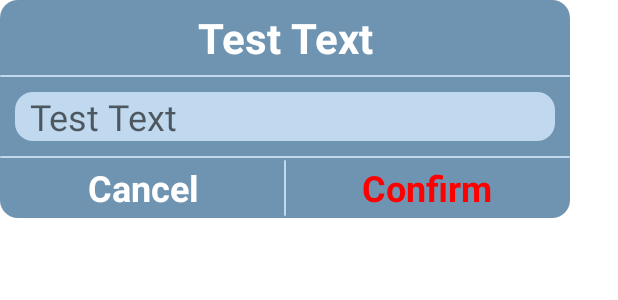
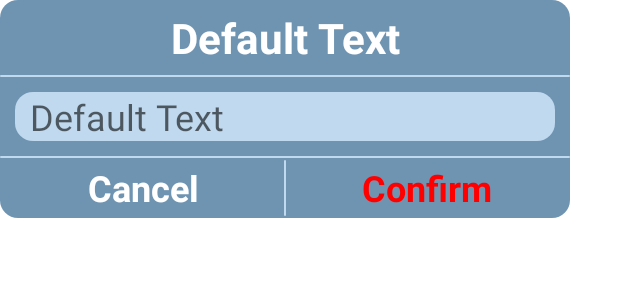
Before and after one commit to AdamLin0626/DrinksMachine, an Android app: the layout password_dialog.xml on its own in the app's theme, with its tools: preview values and no code run, on a phone screen of 412 x 824 dp. Shown: the top 300 px of the screen. Run offline under Robolectric (Android 15) with nearby library versions, the phone set to English and light mode, and no system bars.

Commit message:
[Language] EN update

```diff
--- a/ClientApp_Android(Kotilin)/app/src/main/res/values/strings.xml
+++ b/ClientApp_Android(Kotilin)/app/src/main/res/values/strings.xml
@@ -14,7 +14,6 @@
     <string name="invalid_username">Not a valid username</string>
     <string name="invalid_password">Password must be >5 characters</string>
     <string name="login_failed">"Login failed"</string>
-    <string name="default_text">"Test Text"</string>
     <string name="exit">EXIT</string>
     <string name="cancel_text">Cancel</string>
     <string name="password">Password</string>
@@ -42,6 +41,8 @@
     <string name="plaintext_error">ERROR!!</string>
     <string name="cannot_over_ten">Can not Over 100%</string>
     <string name="not_done">Not Done, yet !</string>
+    <string name="default_text">Default Text</string>
+    <string name="chose_a_Class">chose a Class</string>
     <!--Setting-->
     <string name="title_firmwareNumber">firmware no.</string>
     <string name="title_bluetooth">Bluetooth</string>
```
